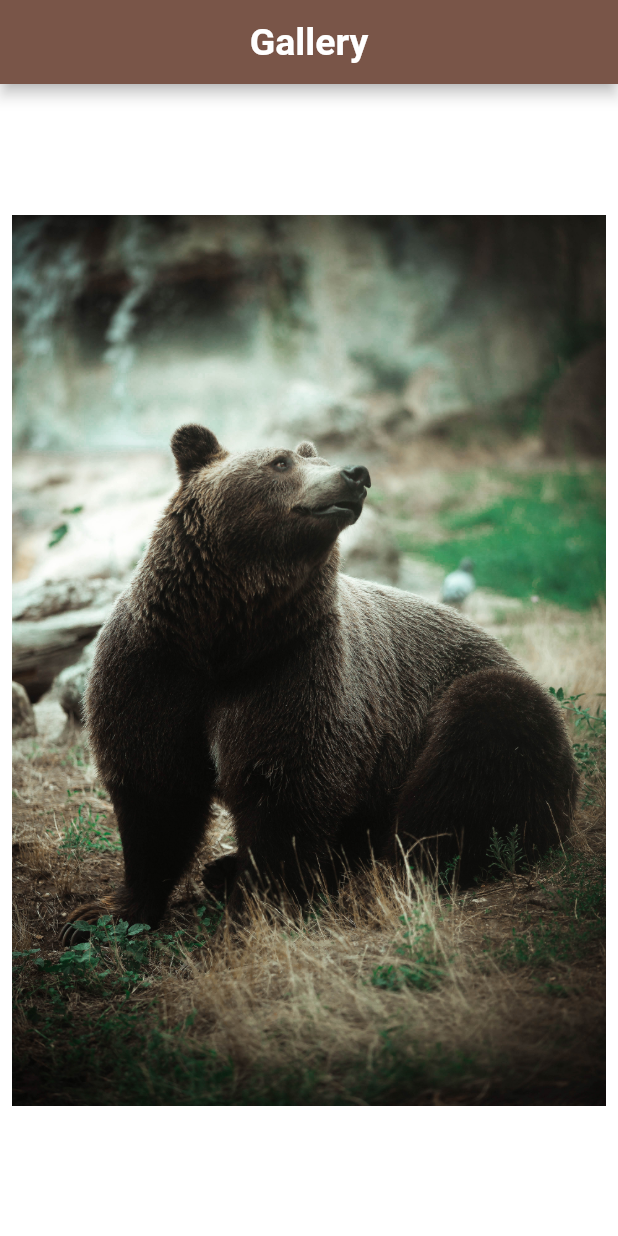
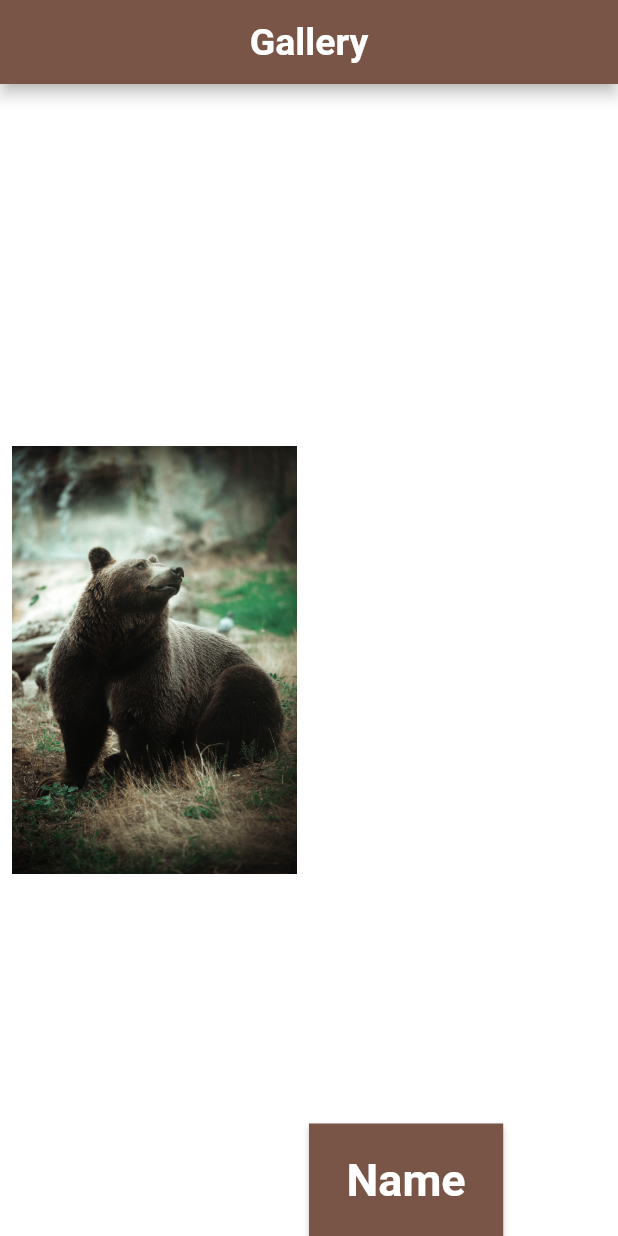
Before and after one commit to iamTruthy/Animal-Gallery, a Flutter app: the screen it shows after launch, on a phone screen of 412 x 824 dp. Run offline on Flutter 3.47's test engine with Material 2 defaults, Android fonts, the phone set to English and light mode, and no system bars; our stand-ins replace audioplayers; Roboto replaces fonts that are missing (NewTegomin).

Commit message:
added an elevated button

```diff
--- a/lib/main.dart
+++ b/lib/main.dart
@@ -55,6 +55,7 @@ class _PictureState extends State<Picture> {
             Expanded(
               child: TextButton(
                 onPressed: () {
+                  print('flip');
                   cheese();
                   final player = AudioCache();
                   player.play('flip.wav');
@@ -62,6 +63,29 @@ class _PictureState extends State<Picture> {
                 child: Image.asset('images/animal$picFrame.jpg'),
               ),
             ),
+            Expanded(
+              child: Align(
+                alignment: Alignment.bottomLeft,
+                child: ElevatedButton(
+                  child: Text('Name'),
+                  onPressed: () {
+                    print('elevated');
+                  },
+                  style: ElevatedButton.styleFrom(
+                    shape: RoundedRectangleBorder(),
+                    primary: Colors.brown,
+                    padding: EdgeInsets.symmetric(
+                      horizontal: 25,
+                      vertical: 20,
+                    ),
+                    textStyle: TextStyle(
+                      fontSize: 30,
+                      fontWeight: FontWeight.bold,
+                    ),
+                  ),
+                ),
+              ),
+            )
           ],
         ),
       ),
```
